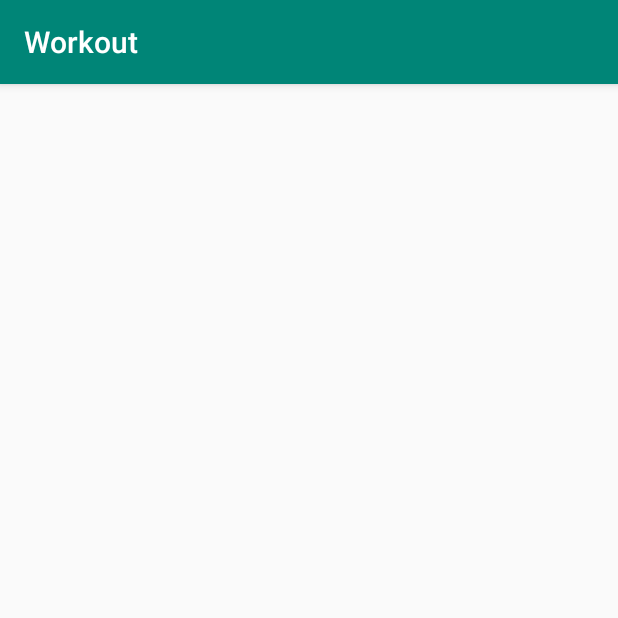
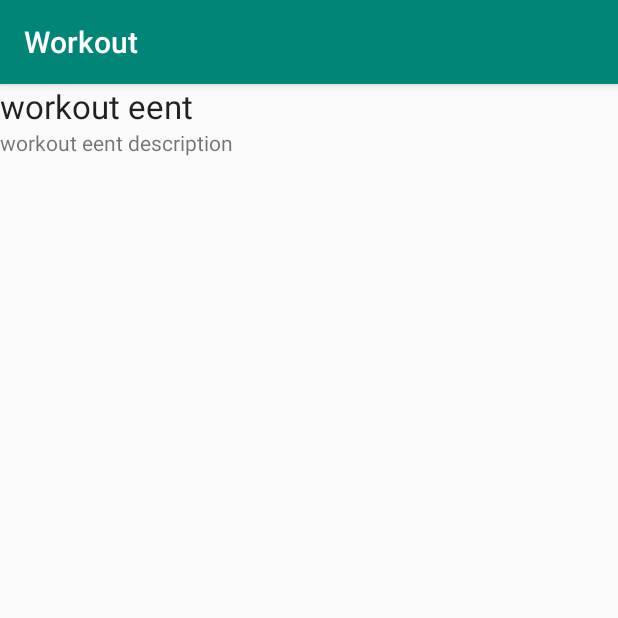
Before and after one commit to bennythejudge/Workout, an Android app: the DetailActivity screen opened directly, with no data from a screen before it, on a phone screen of 412 x 824 dp, the top half of it. Run offline under Robolectric (Android 15) with nearby library versions, the phone set to English and light mode, and no system bars.

Commit message:
Work on fragments

```diff
--- a/app/src/main/java/android/benedetto/com/workout/DetailActivity.java
+++ b/app/src/main/java/android/benedetto/com/workout/DetailActivity.java
@@ -9,5 +9,10 @@ public class DetailActivity extends AppCompatActivity {
     protected void onCreate(Bundle savedInstanceState) {
         super.onCreate(savedInstanceState);
         setContentView(R.layout.activity_detail);
+        // get a reference to the detail fragment using the getSupportFragmentManager
+        // because we are using the support library for appcompatibility
+        WorkoutDetailFragment detail_fragment = (WorkoutDetailFragment) getSupportFragmentManager().
+                findFragmentById(R.id.detail_fragment);
+        detail_fragment.setWorkoutId(0);
     }
 }
--- a/app/src/main/java/android/benedetto/com/workout/WorkoutDetailFragment.java
+++ b/app/src/main/java/android/benedetto/com/workout/WorkoutDetailFragment.java
@@ -6,6 +6,7 @@ import android.support.v4.app.Fragment;
 import android.view.LayoutInflater;
 import android.view.View;
 import android.view.ViewGroup;
+import android.widget.TextView;
 
 
 /**
@@ -27,9 +28,22 @@ public class WorkoutDetailFragment extends Fragment {
         return inflater.inflate(R.layout.fragment_workout_detail, container, false);
     }
 
+    @Override
+    public void onStart() {
+        super.onStart();
+        // get the fragment root view so that we can set the title and description of the workout
+        View view = getView();
+        if (view != null) {
+            TextView title = (TextView) view.findViewById(R.id.textTitle);
+            Workout workout = Workout.workouts[(int) workoutId];
+            title.setText(workout.getName());
+            TextView description = (TextView) view.findViewById(R.id.textDescription);
+            description.setText(workout.getDescription());
+        }
+    }
+
     // set the workout id to be used later on by the activity
     public void setWorkoutId(long id) {
         this.workoutId = id;
     }
-
 }
--- a/app/src/main/res/layout/activity_detail.xml
+++ b/app/src/main/res/layout/activity_detail.xml
@@ -3,4 +3,5 @@
     xmlns:android="http://schemas.android.com/apk/res/android"
     android:layout_width="match_parent"
     android:layout_height="match_parent"
-    android:name="android.benedetto.com.workout.WorkoutDetailFragment" />
+    android:name="android.benedetto.com.workout.WorkoutDetailFragment"
+    android:id="@+id/detail_fragment" />
```
